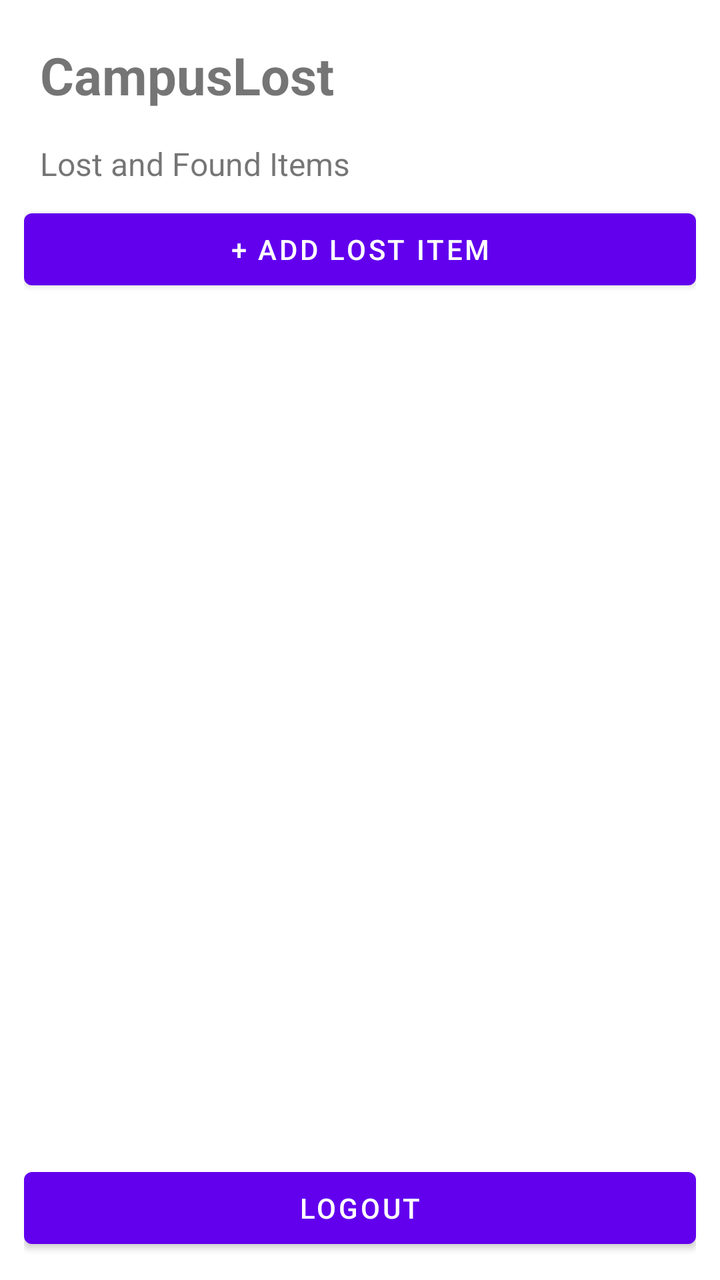
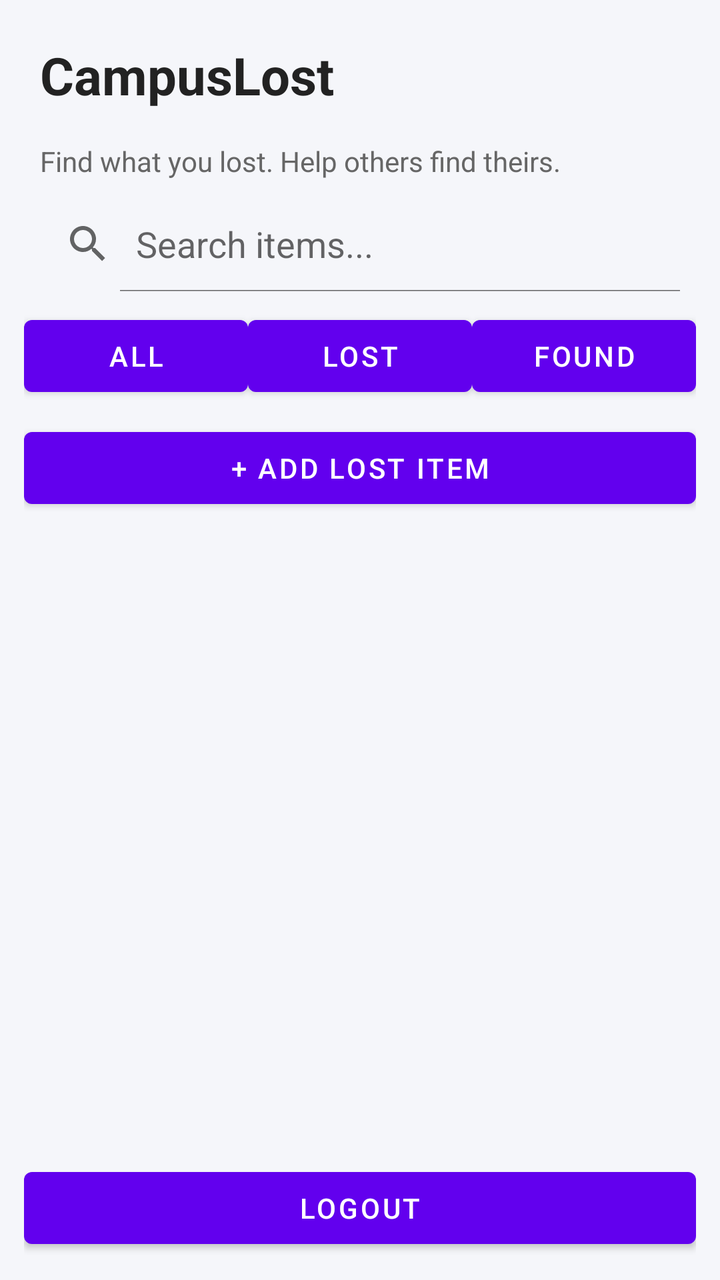

The first picture is an Android layout as it rendered before a commit; the second is the same layout after the commit. The layout source and the unified diff follow.
<!-- AndroidManifest.xml: application theme Theme.CampusLost -->
<!-- res/layout/activity_home.xml -->
<?xml version="1.0" encoding="utf-8"?>
<LinearLayout
    xmlns:android="http://schemas.android.com/apk/res/android"
    android:layout_width="match_parent"
    android:layout_height="match_parent"
    android:orientation="vertical"
    android:padding="12dp">

    <TextView
        android:layout_width="match_parent"
        android:layout_height="wrap_content"
        android:text="CampusLost"
        android:textSize="26sp"
        android:textStyle="bold"
        android:padding="8dp" />

    <TextView
        android:layout_width="match_parent"
        android:layout_height="wrap_content"
        android:text="Lost and Found Items"
        android:textSize="16sp"
        android:padding="8dp" />

    <Button
        android:id="@+id/btnAddItem"
        android:layout_width="match_parent"
        android:layout_height="wrap_content"
        android:text="+ Add Lost Item" />

    <androidx.recyclerview.widget.RecyclerView
        android:id="@+id/recyclerView"
        android:layout_width="match_parent"
        android:layout_height="0dp"
        android:layout_weight="1"
        android:paddingTop="8dp" />

    <Button
        android:id="@+id/btnLogout"
        android:layout_width="match_parent"
        android:layout_height="wrap_content"
        android:text="Logout" />

</LinearLayout>
<!-- resources referenced by this layout -->
<resources>
  <style name="Theme.CampusLost" parent="Theme.MaterialComponents.DayNight.NoActionBar" />
</resources>

<!-- the commit's change to res/layout/activity_home.xml (unified diff, before → after) -->
@@ -4,7 +4,8 @@
     android:layout_width="match_parent"
     android:layout_height="match_parent"
     android:orientation="vertical"
-    android:padding="12dp">
+    android:padding="12dp"
+    android:background="#F5F6FA">
 
     <TextView
         android:layout_width="match_parent"
@@ -12,32 +13,71 @@
         android:text="CampusLost"
         android:textSize="26sp"
         android:textStyle="bold"
-        android:padding="8dp" />
+        android:textColor="#222222"
+        android:padding="8dp"/>
 
     <TextView
         android:layout_width="match_parent"
         android:layout_height="wrap_content"
-        android:text="Lost and Found Items"
-        android:textSize="16sp"
-        android:padding="8dp" />
+        android:text="Find what you lost. Help others find theirs."
+        android:textSize="14sp"
+        android:textColor="#666666"
+        android:padding="8dp"/>
+
+    <SearchView
+        android:id="@+id/searchView"
+        android:layout_width="match_parent"
+        android:layout_height="wrap_content"
+        android:queryHint="Search items..."
+        android:iconifiedByDefault="false"/>
+
+    <LinearLayout
+        android:layout_width="match_parent"
+        android:layout_height="wrap_content"
+        android:orientation="horizontal"
+        android:layout_marginTop="8dp">
+
+        <Button
+            android:id="@+id/btnAll"
+            android:layout_width="0dp"
+            android:layout_height="wrap_content"
+            android:layout_weight="1"
+            android:text="All"/>
+
+        <Button
+            android:id="@+id/btnLost"
+            android:layout_width="0dp"
+            android:layout_height="wrap_content"
+            android:layout_weight="1"
+            android:text="Lost"/>
+
+        <Button
+            android:id="@+id/btnFound"
+            android:layout_width="0dp"
+            android:layout_height="wrap_content"
+            android:layout_weight="1"
+            android:text="Found"/>
+
+    </LinearLayout>
 
     <Button
         android:id="@+id/btnAddItem"
         android:layout_width="match_parent"
         android:layout_height="wrap_content"
-        android:text="+ Add Lost Item" />
+        android:text="+ Add Lost Item"
+        android:layout_marginTop="8dp"/>
 
     <androidx.recyclerview.widget.RecyclerView
         android:id="@+id/recyclerView"
         android:layout_width="match_parent"
         android:layout_height="0dp"
         android:layout_weight="1"
-        android:paddingTop="8dp" />
+        android:paddingTop="8dp"/>
 
     <Button
         android:id="@+id/btnLogout"
         android:layout_width="match_parent"
         android:layout_height="wrap_content"
-        android:text="Logout" />
+        android:text="Logout"/>
 
 </LinearLayout>
